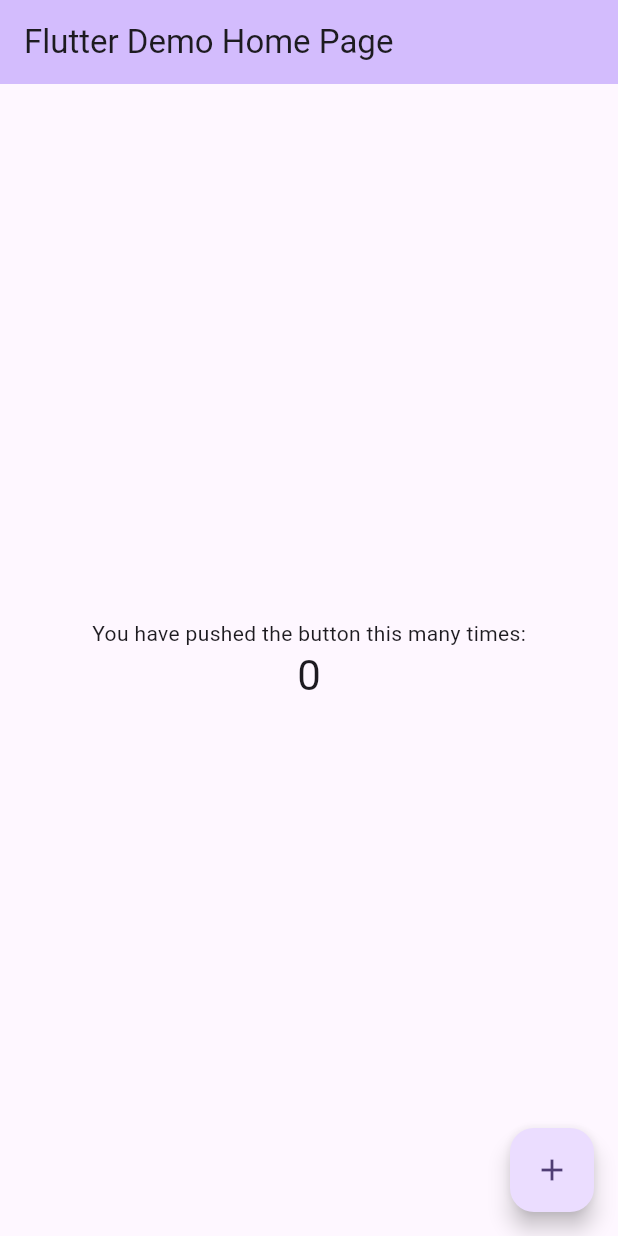
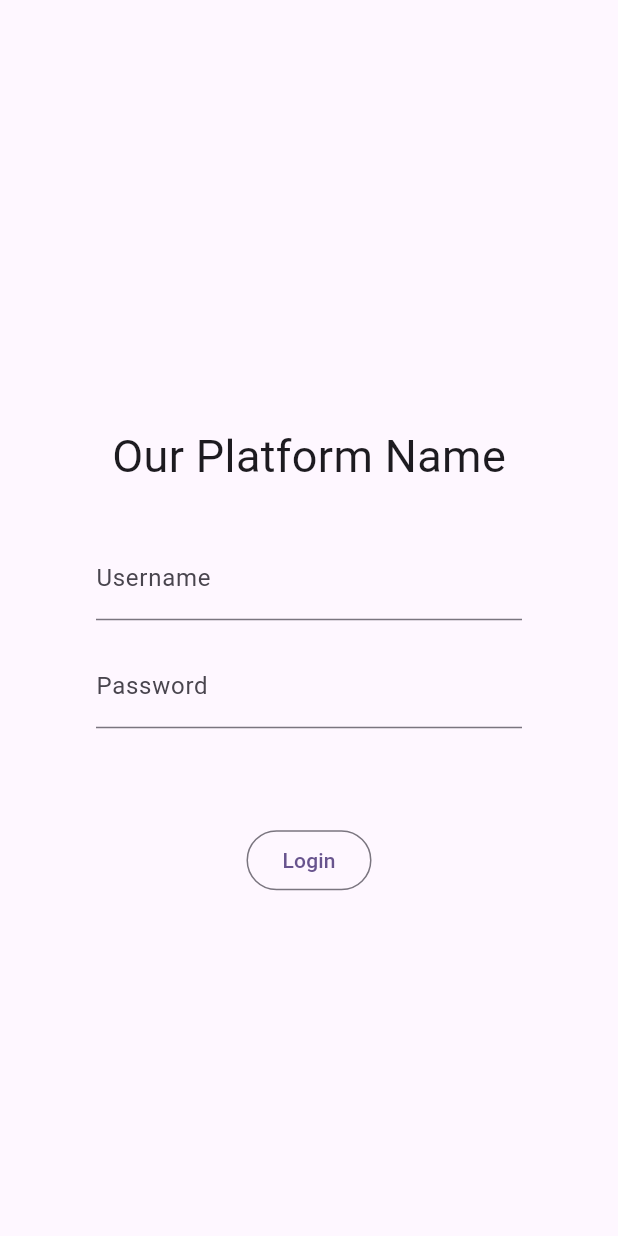
Before and after one commit to SarahMendoza/investment-planning-app, a Flutter app: the screen it shows after launch, on a phone screen of 412 x 824 dp. Run offline on Flutter 3.47's test engine with Material 3 defaults, Android fonts, the phone set to English and light mode, and no system bars.

Commit message:
Login page - skeleton

```diff
--- a/lib/login_screen.dart
+++ b/lib/login_screen.dart
@@ -0,0 +1,55 @@
+import 'package:flutter/material.dart';
+
+class LoginScreen extends StatelessWidget {
+  const LoginScreen({Key? key}) : super(key: key);
+
+  @override
+  Widget build(BuildContext context) {
+    return Scaffold(
+      appBar: AppBar(
+        title: const Text(''),
+      ),
+      body: Center(
+        child: Padding(
+          padding: const EdgeInsets.symmetric(horizontal: 64.0),
+          child: Column(
+            mainAxisAlignment: MainAxisAlignment.center,
+            children: [
+              const Text.rich(
+                TextSpan(
+                  text: "Our Platform Name",
+                  style: TextStyle(
+                    fontSize: 30,
+                  ),
+                ),
+              ),
+              const SizedBox(height: 32),
+              // const Card(
+              //   child: ListTile(
+              //     title: Text("Our Platform Name"),
+              //   )
+              // ),
+              const TextField(
+                decoration: InputDecoration(
+                  labelText: 'Username',
+                ),
+              ),
+              const SizedBox(height: 16),
+              const TextField(
+                obscureText: true,
+                decoration: InputDecoration(
+                  labelText: 'Password',
+                ),
+              ),
+              const SizedBox(height: 64),
+              OutlinedButton(
+                onPressed: () {},
+                child: const Text('Login'),
+              ),
+            ],
+          ),
+        ),
+      ),
+    );
+  }
+}
--- a/lib/main.dart
+++ b/lib/main.dart
@@ -1,4 +1,5 @@
 import 'package:flutter/material.dart';
+import 'login_screen.dart';
 
 void main() {
   runApp(const MyApp());
@@ -31,7 +32,7 @@
         colorScheme: ColorScheme.fromSeed(seedColor: Colors.deepPurple),
         useMaterial3: true,
       ),
-      home: const MyHomePage(title: 'Flutter Demo Home Page'),
+      home: const LoginScreen(),
     );
   }
 }
```
Also changed, not shown: 28 other files.
